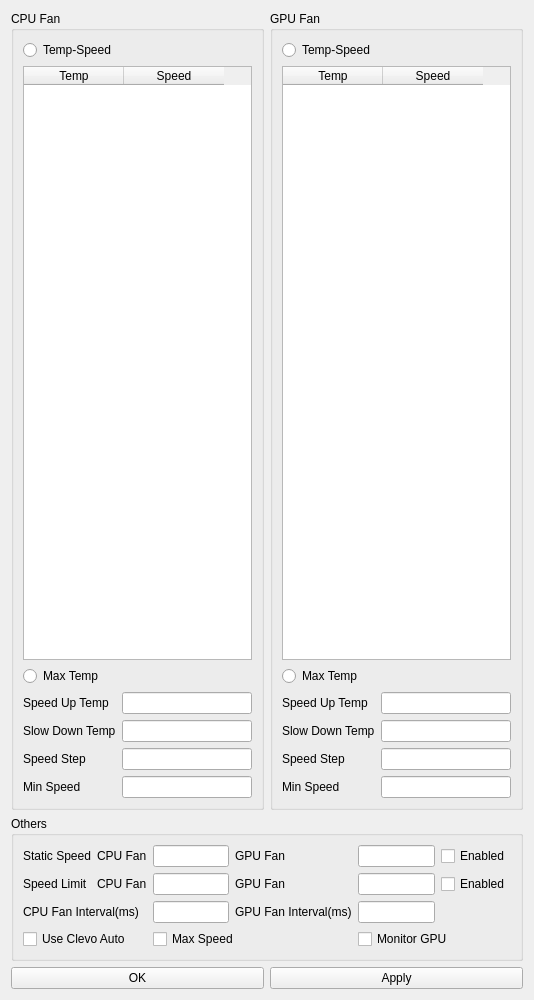
Before: the Qt Designer form config.ui in elight2/ClevoFanControl, drawn with Qt 5.
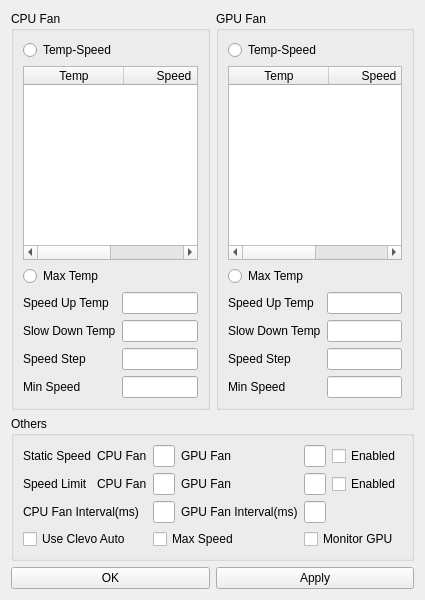
After: the same form once the commit is applied. Icons and pictures are not drawn.

The edit to the form file:
```diff
--- a/config.ui
+++ b/config.ui
@@ -9,8 +9,8 @@
    <rect>
     <x>0</x>
     <y>0</y>
-    <width>534</width>
-    <height>1000</height>
+    <width>400</width>
+    <height>600</height>
    </rect>
   </property>
   <property name="windowTitle">
```
Left out of the diff: 2 changed lines with no effect on the pictures.
